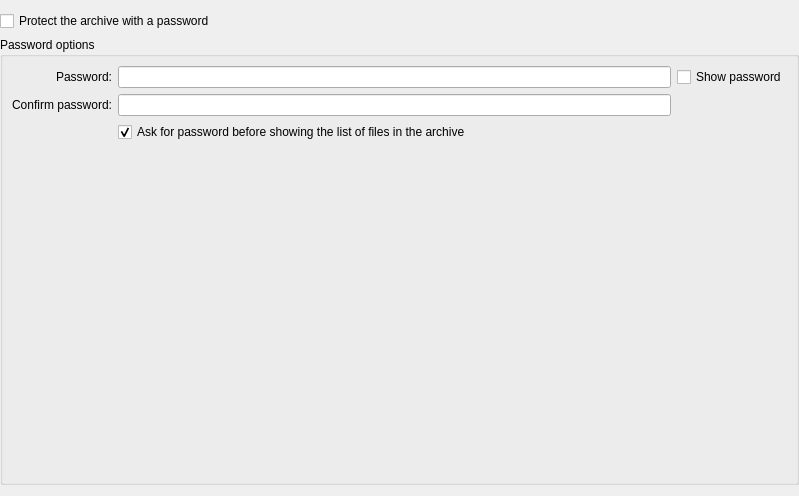
Above: kerfuffle/createdialog.ui from KDE/ark before the change. Below: the same form after it.
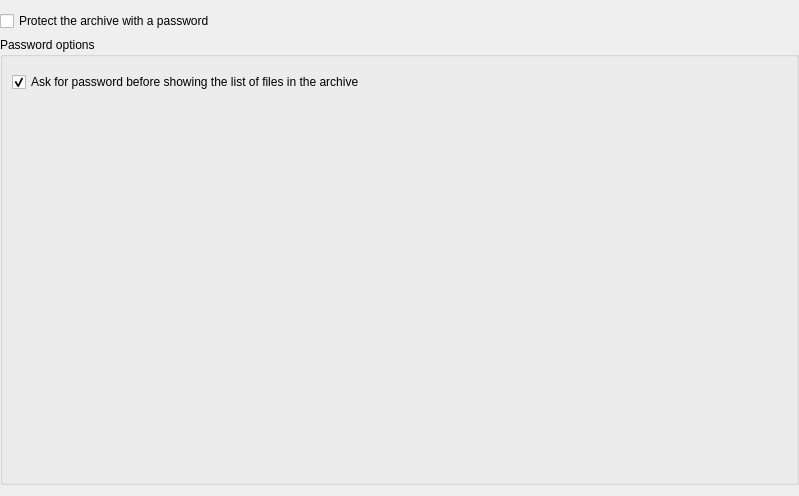
That is the form after the change. Custom widgets are drawn as their Qt base class.

Commit message:
CreateDialog: port to KNewPasswordWidget
This bumps the KF5 requirements to 5.16.

The edit to the form file:
```diff
--- a/kerfuffle/createdialog.ui
+++ b/kerfuffle/createdialog.ui
@@ -44,42 +44,11 @@
      <property name="title">
       <string>Password options</string>
      </property>
-     <layout class="QGridLayout" name="gridLayout">
-      <item row="0" column="1">
-       <widget class="QLineEdit" name="pwdInput">
-        <property name="echoMode">
-         <enum>QLineEdit::Password</enum>
-        </property>
-       </widget>
+     <layout class="QVBoxLayout" name="verticalLayout_2">
+      <item>
+       <widget class="KNewPasswordWidget" name="pwdWidget" native="true"/>
       </item>
-      <item row="1" column="1">
-       <widget class="QLineEdit" name="pwdConfirmInput">
-        <property name="echoMode">
-         <enum>QLineEdit::Password</enum>
-        </property>
-       </widget>
-      </item>
-      <item row="1" column="0">
-       <widget class="QLabel" name="pwdConfirmInputLabel">
-        <property name="text">
-         <string>Confirm password:</string>
-        </property>
-        <property name="alignment">
-         <set>Qt::AlignRight|Qt::AlignTrailing|Qt::AlignVCenter</set>
-        </property>
-       </widget>
-      </item>
-      <item row="0" column="0">
-       <widget class="QLabel" name="pwdInputLabel">
-        <property name="text">
-         <string>Password:</string>
-        </property>
-        <property name="alignment">
-         <set>Qt::AlignRight|Qt::AlignTrailing|Qt::AlignVCenter</set>
-        </property>
-       </widget>
-      </item>
-      <item row="2" column="1">
+      <item>
        <widget class="QCheckBox" name="encryptHeaderCheckBox">
         <property name="layoutDirection">
          <enum>Qt::LeftToRight</enum>
@@ -92,14 +61,7 @@
         </property>
        </widget>
       </item>
-      <item row="0" column="2">
-       <widget class="QCheckBox" name="showPwdCheckbox">
-        <property name="text">
-         <string>Show password</string>
-        </property>
-       </widget>
-      </item>
-      <item row="3" column="1">
+      <item>
        <spacer name="verticalSpacer">
         <property name="orientation">
          <enum>Qt::Vertical</enum>
@@ -117,6 +79,14 @@
    </item>
   </layout>
  </widget>
+ <customwidgets>
+  <customwidget>
+   <class>KNewPasswordWidget</class>
+   <extends>QWidget</extends>
+   <header location="global">KNewPasswordWidget</header>
+   <container>1</container>
+  </customwidget>
+ </customwidgets>
  <resources/>
  <connections/>
 </ui>
```
The commit also changes 3 other files.
